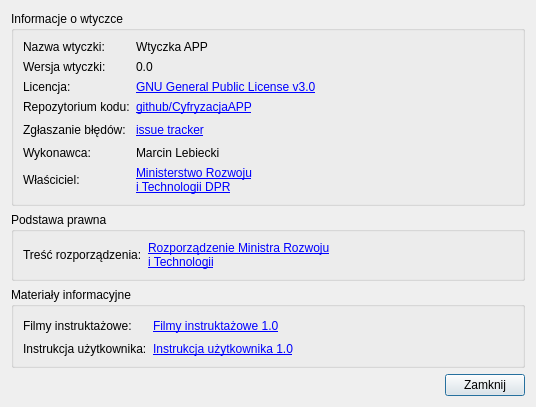
First picture: the form in modules/settings/views/ui/pomoc_dialog_base.ui, repository CyfryzacjaAPP/wtyczka_qgis_app_2, before the edit.
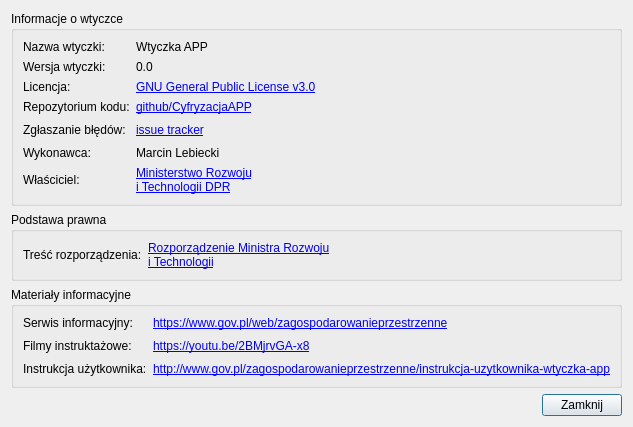
Second picture: the form after the edit.

Patch:
```diff
--- a/modules/settings/views/ui/pomoc_dialog_base.ui
+++ b/modules/settings/views/ui/pomoc_dialog_base.ui
@@ -9,7 +9,7 @@
    <rect>
     <x>0</x>
     <y>0</y>
-    <width>536</width>
+    <width>591</width>
     <height>407</height>
    </rect>
   </property>
@@ -267,10 +267,10 @@
         <string>Materiały informacyjne</string>
        </property>
        <layout class="QGridLayout" name="gridLayout_4">
-        <item row="0" column="1">
+        <item row="1" column="1">
          <widget class="QLabel" name="label_16">
           <property name="text">
-           <string>&lt;html&gt;&lt;head/&gt;&lt;body&gt;&lt;p&gt;&lt;a href=&quot;https://youtu.be/2BMjrvGA-x8&quot;&gt;&lt;span style=&quot; text-decoration: underline; color:#0000ff;&quot;&gt;Filmy instruktażowe 1.0&lt;/span&gt;&lt;/a&gt;&lt;/p&gt;&lt;/body&gt;&lt;/html&gt;</string>
+           <string>&lt;html&gt;&lt;head/&gt;&lt;body&gt;&lt;p&gt;&lt;a href=&quot;https://youtu.be/2BMjrvGA-x8&quot;&gt;&lt;span style=&quot; text-decoration: underline; color:#0000ff;&quot;&gt;https://youtu.be/2BMjrvGA-x8&lt;/span&gt;&lt;/a&gt;&lt;/p&gt;&lt;/body&gt;&lt;/html&gt;</string>
           </property>
           <property name="openExternalLinks">
            <bool>true</bool>
@@ -280,34 +280,34 @@
           </property>
          </widget>
         </item>
-        <item row="1" column="0">
+        <item row="2" column="0">
          <widget class="QLabel" name="label_19">
           <property name="text">
            <string>Instrukcja użytkownika:</string>
           </property>
          </widget>
         </item>
-        <item row="1" column="1">
-         <widget class="QLabel" name="label_18">
-          <property name="text">
-           <string>&lt;html&gt;&lt;head/&gt;&lt;body&gt;&lt;p&gt;&lt;a href=&quot;http://www.gov.pl/zagospodarowanieprzestrzenne/instrukcja-uzytkownika-wtyczka-app&quot;&gt;&lt;span style=&quot; text-decoration: underline; color:#0000ff;&quot;&gt;Instrukcja użytkownika 1.0&lt;/span&gt;&lt;/a&gt;&lt;/p&gt;&lt;/body&gt;&lt;/html&gt;</string>
-          </property>
-          <property name="openExternalLinks">
-           <bool>true</bool>
-          </property>
-          <property name="textInteractionFlags">
-           <set>Qt::TextBrowserInteraction</set>
-          </property>
-         </widget>
-        </item>
-        <item row="0" column="0">
+        <item row="1" column="0">
          <widget class="QLabel" name="label_17">
           <property name="text">
            <string>Filmy instruktażowe:</string>
           </property>
          </widget>
         </item>
-        <item row="0" column="2">
+        <item row="2" column="1">
+         <widget class="QLabel" name="label_18">
+          <property name="text">
+           <string>&lt;html&gt;&lt;head/&gt;&lt;body&gt;&lt;p&gt;&lt;a href=&quot;http://www.gov.pl/zagospodarowanieprzestrzenne/instrukcja-uzytkownika-wtyczka-app&quot;&gt;&lt;span style=&quot; text-decoration: underline; color:#0000ff;&quot;&gt;http://www.gov.pl/zagospodarowanieprzestrzenne/instrukcja-uzytkownika-wtyczka-app&lt;/span&gt;&lt;/a&gt;&lt;/p&gt;&lt;/body&gt;&lt;/html&gt;</string>
+          </property>
+          <property name="openExternalLinks">
+           <bool>true</bool>
+          </property>
+          <property name="textInteractionFlags">
+           <set>Qt::TextBrowserInteraction</set>
+          </property>
+         </widget>
+        </item>
+        <item row="1" column="2">
          <spacer name="horizontalSpacer_3">
           <property name="orientation">
            <enum>Qt::Horizontal</enum>
@@ -320,6 +320,20 @@
           </property>
          </spacer>
         </item>
+        <item row="0" column="0">
+         <widget class="QLabel" name="label_14">
+          <property name="text">
+           <string>Serwis informacyjny:</string>
+          </property>
+         </widget>
+        </item>
+        <item row="0" column="1">
+         <widget class="QLabel" name="label_15">
+          <property name="text">
+           <string>&lt;html&gt;&lt;head/&gt;&lt;body&gt;&lt;p&gt;&lt;a href=&quot;https://www.gov.pl/web/zagospodarowanieprzestrzenne&quot;&gt;&lt;span style=&quot; text-decoration: underline; color:#0000ff;&quot;&gt;https://www.gov.pl/web/zagospodarowanieprzestrzenne&lt;/span&gt;&lt;/a&gt;&lt;/p&gt;&lt;/body&gt;&lt;/html&gt;</string>
+          </property>
+         </widget>
+        </item>
        </layout>
       </widget>
      </item>
```
